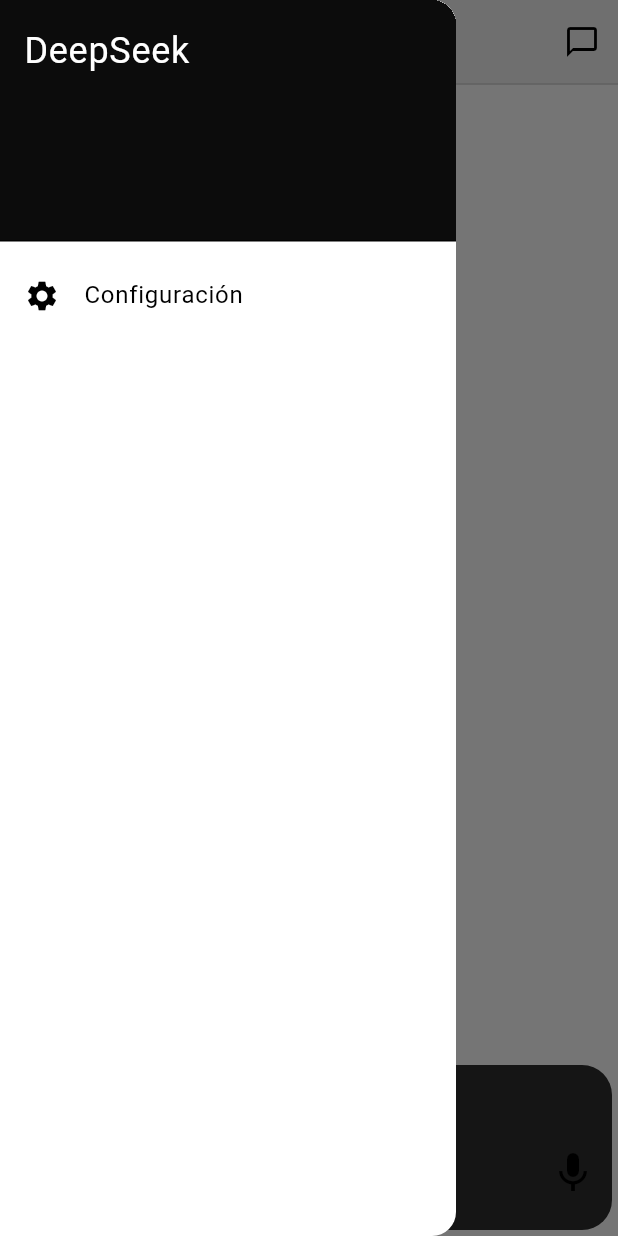
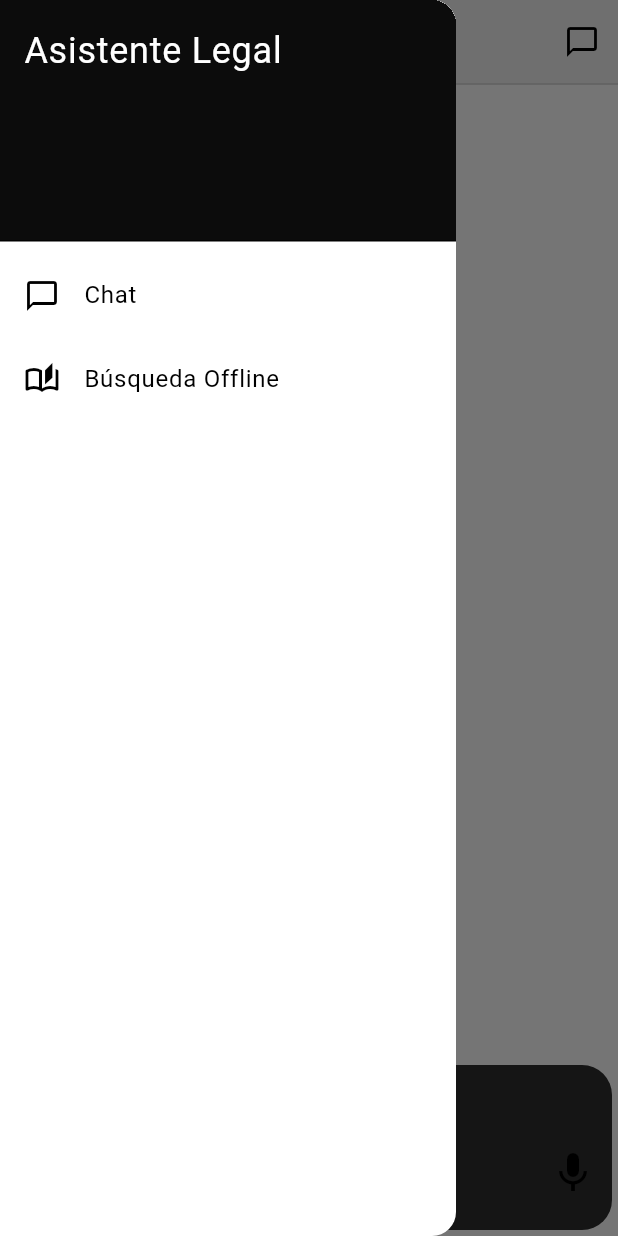
Before and after one commit to RafaelSvgh/frontendv2-topicos, a Flutter app: the ChatPage screen opened by its route, with the side drawer open, on a phone screen of 412 x 824 dp. Run offline on Flutter 3.47's test engine with Material 3 defaults, Android fonts, the phone set to English and light mode, and no system bars; drawn by our look-alikes of grouped_list; our stand-ins replace flutter_tts, go_router, lottie, speech_to_text, sqflite; accounts and stored records are empty.

Commit message:
navegacion entre paginas

```diff
--- a/lib/src/pages/chat_page.dart
+++ b/lib/src/pages/chat_page.dart
@@ -96,7 +96,7 @@
     final theme = Theme.of(context);
     return Scaffold(
       appBar: appBar(theme, 'Asistente Virtual'),
-      drawer: drawer(theme),
+      drawer: drawer(theme, context),
       body: Column(
         children: [
           Expanded(
--- a/lib/src/providers/chat_provider.dart
+++ /dev/null
@@ -1,6 +0,0 @@
-import 'package:front_ia/src/models/chat_model.dart';
-import 'package:riverpod/riverpod.dart';
-
-final chatProvider = StateProvider<Chat>((ref) {
-  return Chat(id: '', name: '', messages: []);
-});
--- a/lib/src/routes/router.dart
+++ b/lib/src/routes/router.dart
@@ -1,17 +1,20 @@
 import 'package:flutter/material.dart';
-import 'package:front_ia/src/pages/chat_page.dart';
-import 'package:front_ia/src/pages/offline_search_page.dart';
 import 'package:go_router/go_router.dart';
+import 'package:front_ia/src/pages/pages.dart';
 
 final goRouter = GoRouter(
-  initialLocation: '/busqueda-offline',
+  initialLocation: '/ia-chat',
   errorBuilder: (_, __) => const Scaffold(body: Center(child: Text('Error'))),
   routes: [
-    GoRoute(path: '/ia-chat', builder: (context, state) => const ChatPage()),
-  GoRoute(
-        path: '/busqueda-offline',
-        builder: (context, state) => const OfflineSearchPage(),
-      ),
+    GoRoute(
+      path: '/ia-chat',
+      name: 'chat-ia',
+      builder: (context, state) => const ChatPage(),
+    ),
+    GoRoute(
+      path: '/busqueda-offline',
+      name: 'busqueda-offline',
+      builder: (context, state) => const OfflineSearchPage(),
+    ),
   ],
-
 );
--- a/lib/src/services/services.dart
+++ b/lib/src/services/services.dart
@@ -1,3 +1,4 @@
 export 'gpt_service.dart';
 export 'speech_to_text.dart';
 export 'text_to_speech.dart';
+export 'db_helper.dart';
--- a/lib/src/widgets/articulo.dart
+++ b/lib/src/widgets/articulo.dart
@@ -57,7 +57,7 @@
                           borderRadius: BorderRadius.circular(6),
                         ),
                         child: Text(
-                          '${r.articuloNumero}',
+                          r.articuloNumero,
                           style: const TextStyle(color: Colors.white),
                         ),
                       ),
--- a/lib/src/widgets/drawer.dart
+++ b/lib/src/widgets/drawer.dart
@@ -1,27 +1,30 @@
 import 'package:flutter/material.dart';
+import 'package:go_router/go_router.dart';
 
-Drawer drawer(ThemeData theme) {
+Drawer drawer(ThemeData theme, BuildContext context) {
   return Drawer(
     child: ListView(
       padding: EdgeInsets.zero,
       children: [
         DrawerHeader(
-            decoration: BoxDecoration(
-              color: theme.primaryColor,
-            ),
+          decoration: BoxDecoration(color: theme.primaryColor),
           child: const Text(
-              'DeepSeek',
-              style: TextStyle(
-                color: Colors.white,
-                fontSize: 24,
-              ),
+            'Asistente Legal',
+            style: TextStyle(color: Colors.white, fontSize: 24),
           ),
         ),
         ListTile(
-            leading: const Icon(Icons.settings),
-            title: const Text('Configuración'),
+          leading: const Icon(Icons.chat_bubble_outline),
+          title: const Text('Chat'),
           onTap: () {
-              // Acción al seleccionar la opción de configuración
+            context.go('/ia-chat');
+          },
+        ),
+        ListTile(
+          leading: const Icon(Icons.auto_stories_outlined),
+          title: const Text('Búsqueda Offline'),
+          onTap: () {
+            context.go('/busqueda-offline');
           },
         ),
       ],
```
Also changed, not shown: lib/src/models/articulo_model.dart (+4 -4 lines), lib/src/models/chat_model.dart (deleted, +0 -24 lines), lib/src/pages/detalle_page.dart (+19 -10 lines), lib/src/pages/offline_search_page.dart (+43 -37 lines). Lines whose indentation alone changed are shown as unchanged.
